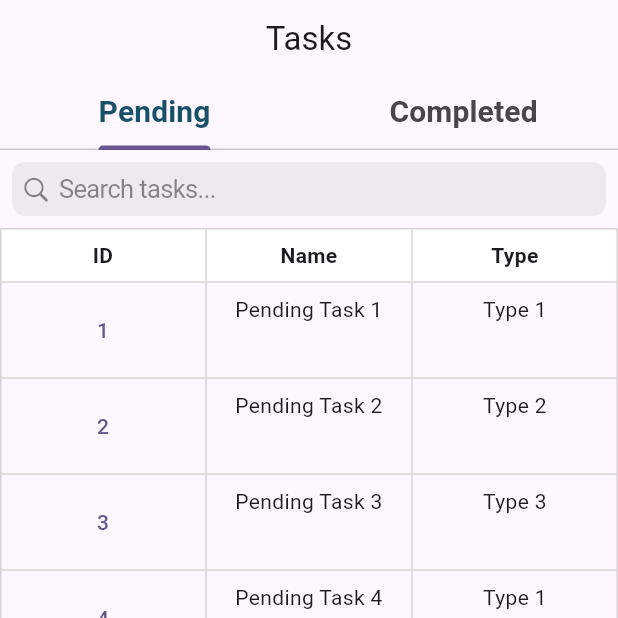
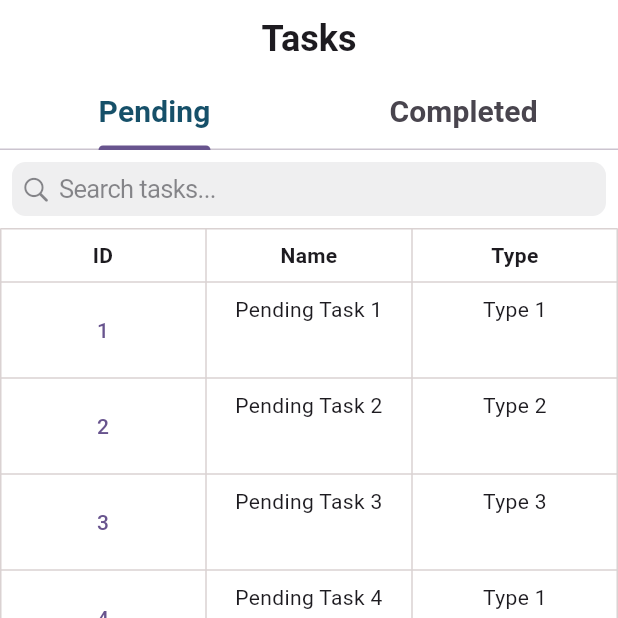
Before and after one commit to Varun-K34/TechQRMaintance, a Flutter app: the screen it shows after launch, on a phone screen of 412 x 824 dp, the top half of it. Run offline on Flutter 3.47's test engine with Material 3 defaults, Android fonts, the light colour scheme and no system bars.

Commit message:
Small chanegs

```diff
--- a/lib/Screens/task_screen.dart
+++ b/lib/Screens/task_screen.dart
@@ -12,18 +12,24 @@ class TaskScreen extends StatelessWidget {
     return DefaultTabController(
       length: 2,
       child: Scaffold(
+        backgroundColor: Colors.white,
         appBar: PreferredSize(
           preferredSize: Size.fromHeight(100),
           child: AppBar(
+            backgroundColor: Colors.white,
             title: Text(
               "Tasks",
+              style: TextStyle(
+                fontSize: 24,
+                fontWeight: FontWeight.w700,
+              ),
             ),
             centerTitle: true,
             bottom: TabBar(
               labelColor: Color(0xff165069),
               labelStyle: TextStyle(
                 fontSize: 20,
-                fontWeight: FontWeight.w600,
+                fontWeight: FontWeight.w700,
               ),
               tabs: [
                 Tab(
```
